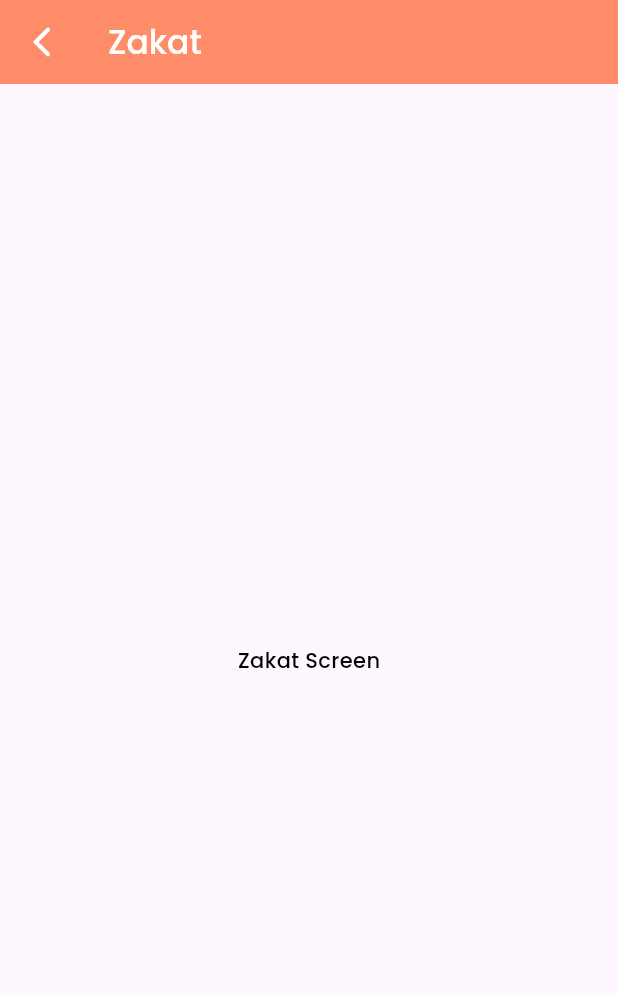
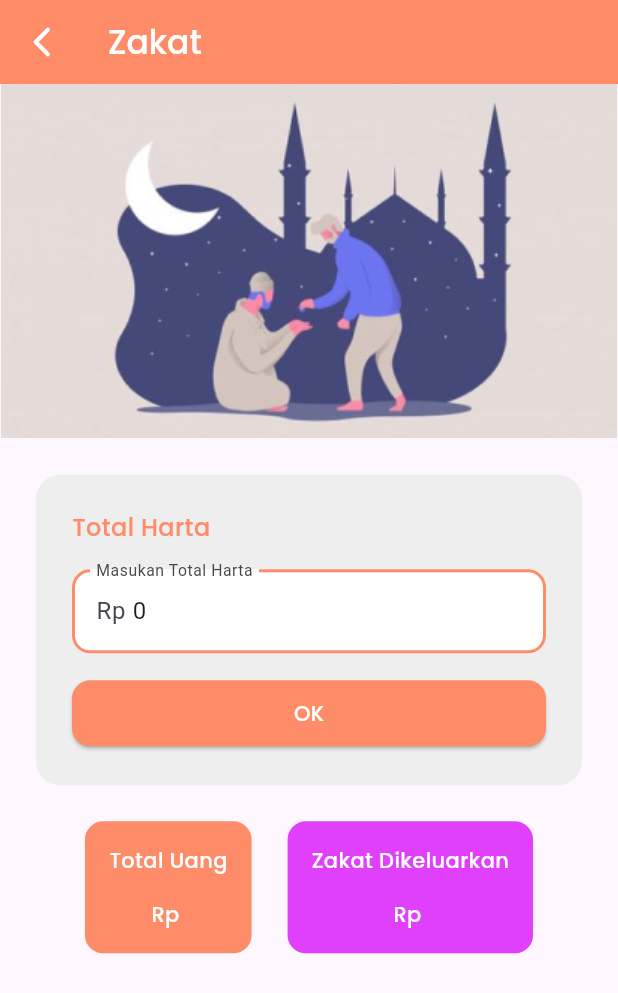
Before and after one commit to sainrahmanii/bitaqwa, a Flutter app: the ZakatScreen screen opened by its route, on a phone screen of 412 x 824 dp. Shown: the top 993 px of the screen. Run offline on Flutter 3.47's test engine with Material 3 defaults, Android fonts, the light colour scheme and no system bars; our stand-ins replace flutter_masked_text2.

Commit message:
feat: add zakat counting

```diff
--- a/lib/main.dart
+++ b/lib/main.dart
@@ -2,8 +2,11 @@ import 'package:bitaqwa_app/presentation/screen/dashboard_screen.dart';
 import 'package:bitaqwa_app/presentation/screen/doa_screen.dart';
 import 'package:bitaqwa_app/presentation/screen/zakat_screen.dart';
 import 'package:flutter/material.dart';
+import 'package:intl/date_symbol_data_local.dart';
 
-void main() {
+void main() async {
+  WidgetsFlutterBinding.ensureInitialized();
+  await initializeDateFormatting('id_ID', null);
   runApp(const MyApp());
 }
 
--- a/lib/presentation/screen/zakat_screen.dart
+++ b/lib/presentation/screen/zakat_screen.dart
@@ -1,11 +1,167 @@
+import 'package:bitaqwa_app/presentation/widget/card_result_harta.dart';
 import 'package:bitaqwa_app/utils/color_constant.dart';
 import 'package:flutter/material.dart';
+import 'package:flutter_masked_text2/flutter_masked_text2.dart';
+import 'package:intl/intl.dart';
 
-class ZakatScreen extends StatelessWidget {
+class ZakatScreen extends StatefulWidget {
   const ZakatScreen({super.key});
 
   @override
+  State<ZakatScreen> createState() => _ZakatScreenState();
+}
+
+class _ZakatScreenState extends State<ZakatScreen> {
+  final MoneyMaskedTextController controller = MoneyMaskedTextController(
+    thousandSeparator: '.',
+    precision: 0,
+    decimalSeparator: '',
+  );
+
+  double totalHarta = 0;
+  double zakatDikeluarkan = 0;
+  final double minimumharta = 85000000;
+
+  String formattedTotalHarta = '';
+  String formattedZakatDikeluarkan = '';
+
+  void hitungZakat() {
+    String cleanValue = controller.text.replaceAll('.', '');
+    double inputValue = double.tryParse(cleanValue) ?? 0;
+
+    if (inputValue >= minimumharta) {
+      setState(() {
+        totalHarta = inputValue;
+        zakatDikeluarkan = (totalHarta * 2.5) / 100;
+      });
+
+      formattedTotalHarta =
+          NumberFormat.currency(locale: 'id_ID', symbol: '').format(totalHarta);
+
+      formattedZakatDikeluarkan =
+          NumberFormat.currency(locale: 'id_ID', symbol: '')
+              .format(zakatDikeluarkan);
+    } else {
+      showDialog(
+        context: context,
+        builder: (context) => AlertDialog(
+          title: const Text('Peringatan'),
+          content: const Text('Total Harta belum mencapai hisab (85 gr)'),
+          actions: [
+            TextButton(
+                onPressed: () {
+                  Navigator.pop(context);
+                },
+                child: const Text('OK'))
+          ],
+        ),
+      );
+    }
+  }
+
+  @override
   Widget build(BuildContext context) {
+    Widget cardHarta() {
+      return Container(
+        padding: const EdgeInsets.all(24),
+        margin: const EdgeInsets.all(24),
+        decoration: BoxDecoration(
+          borderRadius: BorderRadius.circular(16),
+          color: Colors.grey[200],
+        ),
+        child: Column(
+          crossAxisAlignment: CrossAxisAlignment.start,
+          children: [
+            Text(
+              'Total Harta',
+              style: TextStyle(
+                fontFamily: 'PoppinsMedium',
+                fontSize: 16,
+                color: ColorConstant.colorPrimary,
+              ),
+            ),
+            const SizedBox(
+              height: 16,
+            ),
+            TextFormField(
+              controller: controller,
+              keyboardType: TextInputType.number,
+              decoration: InputDecoration(
+                labelText: 'Masukan Total Harta',
+                labelStyle: TextStyle(
+                  color: ColorConstant.colorText,
+                  fontSize: 14,
+                ),
+                fillColor: Colors.white,
+                filled: true,
+                prefixText: 'Rp ',
+                border: OutlineInputBorder(
+                  borderRadius: BorderRadius.circular(12),
+                ),
+                enabledBorder: OutlineInputBorder(
+                  borderRadius: BorderRadius.circular(12),
+                  borderSide: BorderSide(
+                    color: ColorConstant.colorPrimary,
+                    width: 2.0,
+                  ),
+                ),
+                focusedBorder: OutlineInputBorder(
+                  borderRadius: BorderRadius.circular(12),
+                  borderSide: BorderSide(
+                    color: ColorConstant.colorPrimary,
+                    width: 2.0,
+                  ),
+                ),
+              ),
+            ),
+            const SizedBox(
+              height: 16,
+            ),
+            ElevatedButton(
+              onPressed: () {
+                hitungZakat();
+              },
+              style: ElevatedButton.styleFrom(
+                backgroundColor: ColorConstant.colorPrimary,
+                shape: RoundedRectangleBorder(
+                  borderRadius: BorderRadius.circular(12),
+                ),
+                padding: const EdgeInsets.all(12),
+                minimumSize: const Size(double.infinity, 0),
+              ),
+              child: const Text(
+                'OK',
+                style: TextStyle(
+                  fontFamily: 'PoppinsMedium',
+                  color: Colors.white,
+                ),
+              ),
+            )
+          ],
+        ),
+      );
+    }
+
+    Widget cardResultHarta(
+        String formattedTotalHarta, String formattedZakatDikeluarkan) {
+      return Row(
+        mainAxisAlignment: MainAxisAlignment.center,
+        spacing: 24,
+        children: [
+          CardResultHarta(
+            title: 'Total Uang',
+            color: ColorConstant.colorPrimary,
+            result: 'Rp $formattedTotalHarta',
+          ),
+          CardResultHarta(
+            title: 'Zakat Dikeluarkan',
+            color: Colors.purpleAccent,
+            result: 'Rp $formattedZakatDikeluarkan',
+          ),
+        ],
+      );
+    }
+
     return Scaffold(
       appBar: AppBar(
         backgroundColor: ColorConstant.colorPrimary,
@@ -26,14 +182,15 @@ class ZakatScreen extends StatelessWidget {
           ),
         ),
       ),
-      body: const Center(
-        child: Text(
-          'Zakat Screen',
-          style: TextStyle(
-            fontFamily: 'PoppinsMedium',
-            color: Colors.black,
+      body: ListView(
+        children: [
+          Image.asset('assets/images/bg_header_zakat.png'),
+          cardHarta(),
+          cardResultHarta(
+            formattedTotalHarta,
+            formattedZakatDikeluarkan,
           ),
-        ),
+        ],
       ),
     );
   }
--- /dev/null
+++ b/lib/presentation/widget/card_result_harta.dart
@@ -0,0 +1,44 @@
+import 'package:flutter/material.dart';
+
+class CardResultHarta extends StatelessWidget {
+  final String title;
+  final String result;
+  final Color color;
+
+  const CardResultHarta({
+    required this.title,
+    required this.result,
+    required this.color,
+    super.key,
+  });
+
+  @override
+  Widget build(BuildContext context) {
+    return Container(
+      padding: const EdgeInsets.all(16),
+      decoration: BoxDecoration(
+        borderRadius: BorderRadius.circular(12),
+        color: color,
+      ),
+      child: Column(
+        children: [
+          Text(
+            title,
+            style: const TextStyle(
+              fontFamily: 'PoppinsMedium',
+              color: Colors.white,
+            ),
+          ),
+          const SizedBox(height: 16),
+          Text(
+            result,
+            style: const TextStyle(
+              fontFamily: 'PoppinsMedium',
+              color: Colors.white,
+            ),
+          ),
+        ],
+      ),
+    );
+  }
+}
--- a/pubspec.yaml
+++ b/pubspec.yaml
@@ -34,6 +34,8 @@ dependencies:
   # The following adds the Cupertino Icons font to your application.
   # Use with the CupertinoIcons class for iOS style icons.
   cupertino_icons: ^1.0.8
+  flutter_masked_text2: ^0.9.1
+  intl: ^0.20.0
 
 dev_dependencies:
   flutter_test:
```
Also changed, not shown: pubspec.lock.
